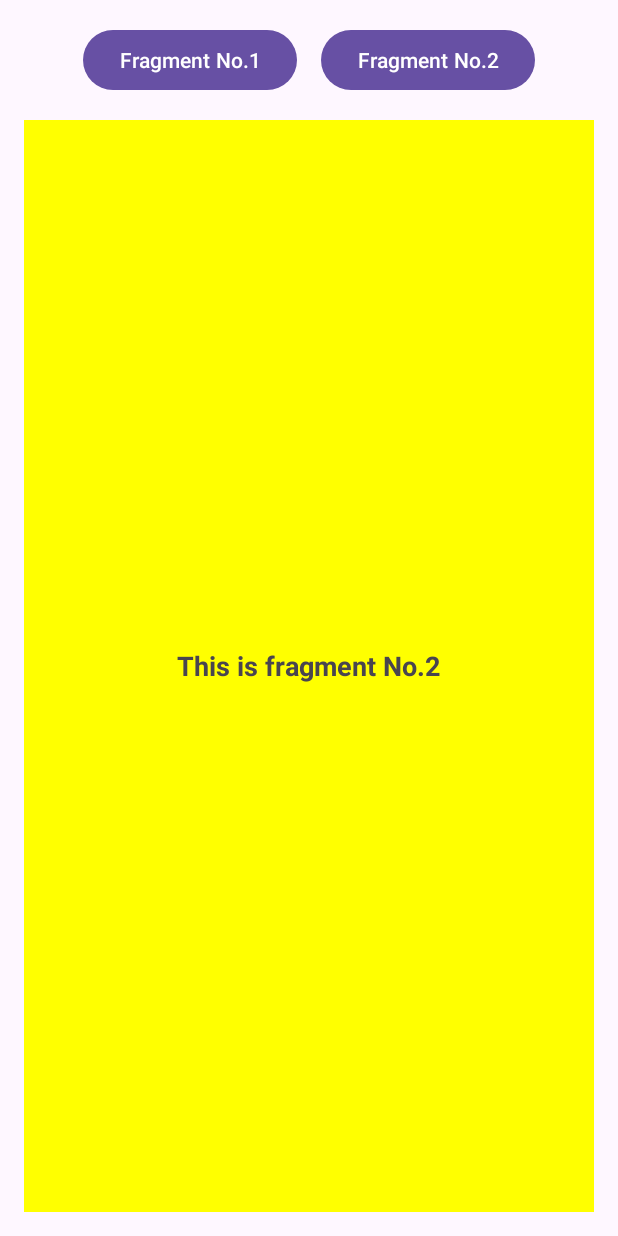
After one commit to ralph1233/i4438-tps, an Android app: the fragment FragmentTwo placed in its activity, on a phone screen of 412 x 824 dp. The commit adds this screen. Run offline under Robolectric (Android 15) with nearby library versions, the phone set to English and light mode, and no system bars.

Commit message:
tp2 ex1 finished

```diff
--- /dev/null
+++ b/tp2/ex1/app/src/main/java/com/example/tp2_ex1/FragmentOne.kt
@@ -0,0 +1,17 @@
+package com.example.tp2_ex1
+
+import android.os.Bundle
+import android.view.LayoutInflater
+import android.view.View
+import android.view.ViewGroup
+import androidx.fragment.app.Fragment
+
+class FragmentOne : Fragment() {
+
+    override fun onCreateView(
+        inflater: LayoutInflater, container: ViewGroup?,
+        savedInstanceState: Bundle?
+    ): View {
+        return inflater.inflate(R.layout.fragment_one, container, false)
+    }
+}
--- /dev/null
+++ b/tp2/ex1/app/src/main/java/com/example/tp2_ex1/FragmentTwo.kt
@@ -0,0 +1,17 @@
+package com.example.tp2_ex1
+
+import android.os.Bundle
+import android.view.LayoutInflater
+import android.view.View
+import android.view.ViewGroup
+import androidx.fragment.app.Fragment
+
+class FragmentTwo : Fragment() {
+
+    override fun onCreateView(
+        inflater: LayoutInflater, container: ViewGroup?,
+        savedInstanceState: Bundle?
+    ): View {
+        return inflater.inflate(R.layout.fragment_two, container, false)
+    }
+}
--- a/tp2/ex1/app/src/main/java/com/example/tp2_ex1/MainActivity.kt
+++ b/tp2/ex1/app/src/main/java/com/example/tp2_ex1/MainActivity.kt
@@ -1,20 +1,39 @@
 package com.example.tp2_ex1
 
 import android.os.Bundle
-import androidx.activity.enableEdgeToEdge
+import android.widget.Button
 import androidx.appcompat.app.AppCompatActivity
-import androidx.core.view.ViewCompat
-import androidx.core.view.WindowInsetsCompat
+import androidx.fragment.app.Fragment
 
 class MainActivity : AppCompatActivity() {
+
+    private lateinit var buttonFragment1: Button
+    private lateinit var buttonFragment2: Button
+
     override fun onCreate(savedInstanceState: Bundle?) {
         super.onCreate(savedInstanceState)
-        enableEdgeToEdge()
         setContentView(R.layout.activity_main)
-        ViewCompat.setOnApplyWindowInsetsListener(findViewById(R.id.main)) { v, insets ->
-            val systemBars = insets.getInsets(WindowInsetsCompat.Type.systemBars())
-            v.setPadding(systemBars.left, systemBars.top, systemBars.right, systemBars.bottom)
-            insets
+
+        // Initialize buttons using findViewById
+        buttonFragment1 = findViewById(R.id.buttonFragment1)
+        buttonFragment2 = findViewById(R.id.buttonFragment2)
+
+        // Load default fragment
+        replaceFragment(FragmentOne())
+
+        // Button click listeners
+        buttonFragment1.setOnClickListener {
+            replaceFragment(FragmentOne())
+        }
+
+        buttonFragment2.setOnClickListener {
+            replaceFragment(FragmentTwo())
         }
     }
+
+    private fun replaceFragment(fragment: Fragment) {
+        supportFragmentManager.beginTransaction()
+            .replace(R.id.fragmentContainer, fragment)
+            .commit()
+    }
 }
--- a/tp2/ex1/app/src/main/res/layout/activity_main.xml
+++ b/tp2/ex1/app/src/main/res/layout/activity_main.xml
@@ -1,19 +1,12 @@
 <?xml version="1.0" encoding="utf-8"?>
-<androidx.constraintlayout.widget.ConstraintLayout xmlns:android="http://schemas.android.com/apk/res/android"
-    xmlns:app="http://schemas.android.com/apk/res-auto"
-    xmlns:tools="http://schemas.android.com/tools"
-    android:id="@+id/main"
-    android:layout_width="match_parent"
-    android:layout_height="match_parent"
-    tools:context=".MainActivity">
+<LinearLayout xmlns:android="http://schemas.android.com/apk/res/android" android:layout_width="match_parent" android:layout_height="match_parent" android:orientation="vertical" android:padding="16dp">
 
-    <TextView
-        android:layout_width="wrap_content"
-        android:layout_height="wrap_content"
-        android:text="Hello World!"
-        app:layout_constraintBottom_toBottomOf="parent"
-        app:layout_constraintEnd_toEndOf="parent"
-        app:layout_constraintStart_toStartOf="parent"
-        app:layout_constraintTop_toTopOf="parent" />
+    <LinearLayout android:layout_width="match_parent" android:layout_height="wrap_content" android:orientation="horizontal" android:layout_marginBottom="16dp" android:gravity="center">
 
-</androidx.constraintlayout.widget.ConstraintLayout>
+        <Button android:id="@+id/buttonFragment1" android:layout_width="wrap_content" android:layout_height="wrap_content" android:text="Fragment No.1" />
+
+        <Button android:id="@+id/buttonFragment2" android:layout_width="wrap_content" android:layout_height="wrap_content" android:text="Fragment No.2" android:layout_marginStart="16dp"/>
+    </LinearLayout>
+
+    <FrameLayout android:id="@+id/fragmentContainer" android:layout_width="match_parent" android:layout_height="0dp" android:layout_weight="1" />
+</LinearLayout>
--- /dev/null
+++ b/tp2/ex1/app/src/main/res/layout/fragment_one.xml
@@ -0,0 +1,5 @@
+<?xml version="1.0" encoding="utf-8"?>
+<FrameLayout xmlns:android="http://schemas.android.com/apk/res/android" android:layout_width="match_parent" android:layout_height="match_parent" android:background="#FF00FF">  <!-- Magenta -->
+
+  <TextView android:layout_gravity="center" android:layout_width="wrap_content" android:layout_height="wrap_content" android:text="This is fragment No.1" android:textSize="18sp" android:textStyle="bold"/>
+</FrameLayout>
--- /dev/null
+++ b/tp2/ex1/app/src/main/res/layout/fragment_two.xml
@@ -0,0 +1,5 @@
+<?xml version="1.0" encoding="utf-8"?>
+<FrameLayout xmlns:android="http://schemas.android.com/apk/res/android" android:layout_width="match_parent" android:layout_height="match_parent" android:background="#FFFF00">  <!-- Yellow -->
+
+  <TextView android:layout_gravity="center" android:layout_width="wrap_content" android:layout_height="wrap_content" android:text="This is fragment No.2" android:textSize="18sp" android:textStyle="bold"/>
+</FrameLayout>
```
